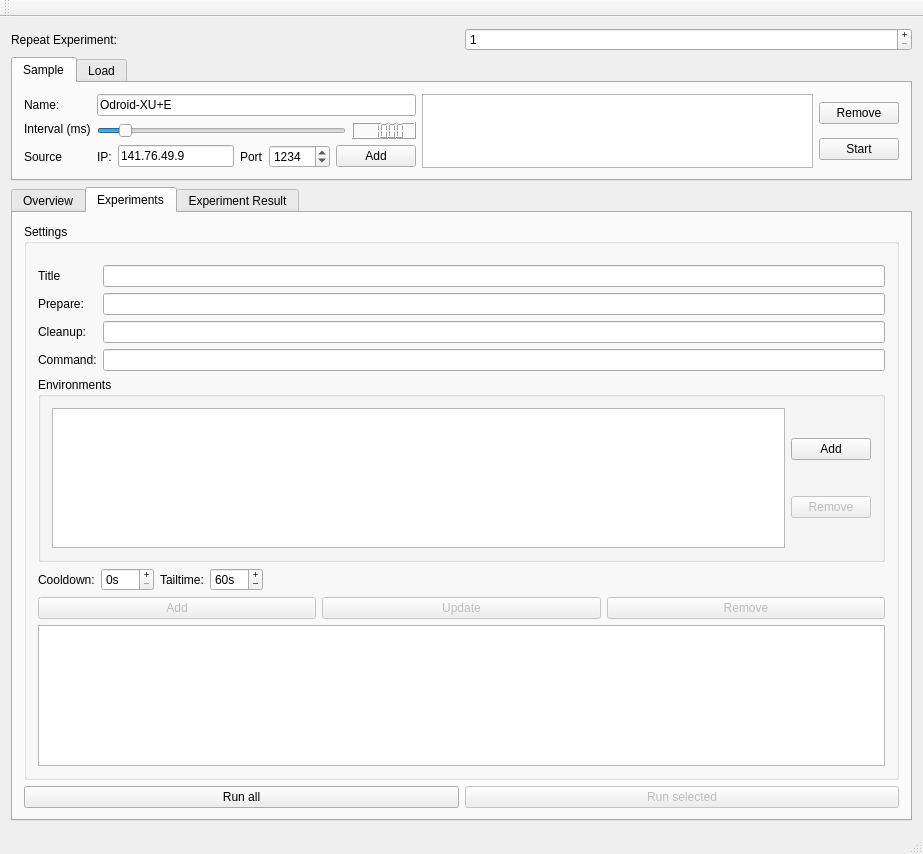
The window that odroidreader.ui (TUD-OS/OdroidReader) describes before a commit, drawn with Qt 5.
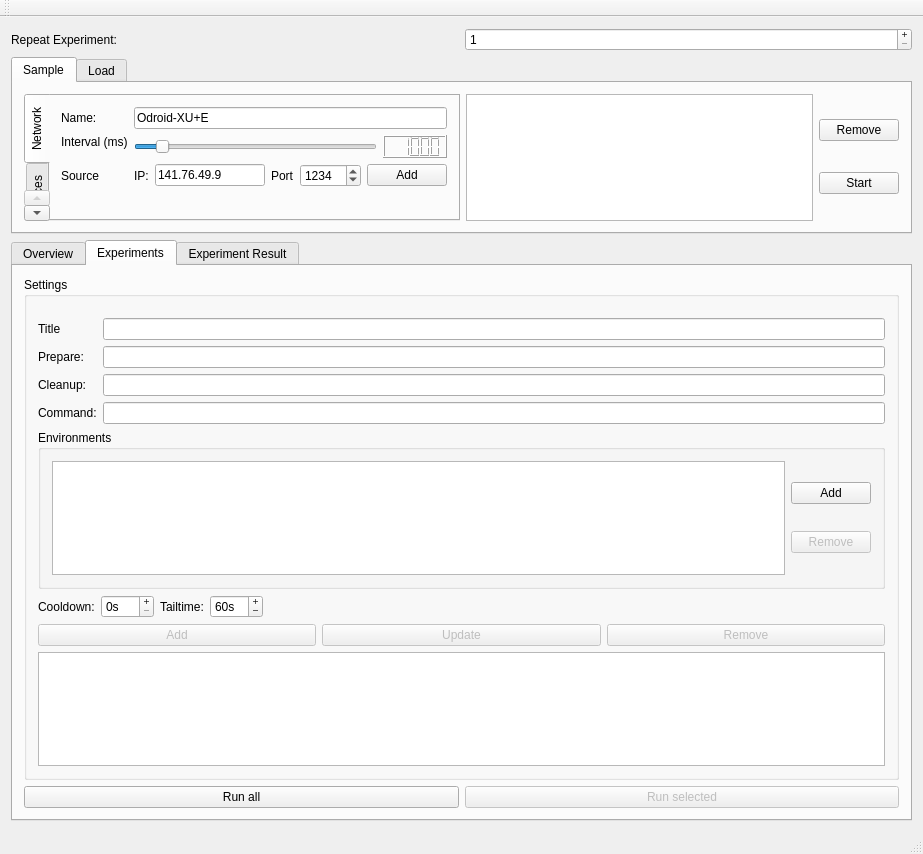
The same window after the commit. Icons and pictures are not drawn. Custom widgets are drawn as their Qt base class.

Commit message: Evaluation works again as before Initial Support for device source

```diff
--- a/odroidreader.ui
+++ b/odroidreader.ui
@@ -53,6 +53,23 @@
        </attribute>
        <layout class="QHBoxLayout" name="horizontalLayout_2">
         <item>
+         <widget class="QTabWidget" name="sourceType">
+          <property name="sizePolicy">
+           <sizepolicy hsizetype="Expanding" vsizetype="Preferred">
+            <horstretch>0</horstretch>
+            <verstretch>0</verstretch>
+           </sizepolicy>
+          </property>
+          <property name="tabPosition">
+           <enum>QTabWidget::West</enum>
+          </property>
+          <property name="currentIndex">
+           <number>0</number>
+          </property>
+          <widget class="QWidget" name="tab">
+           <attribute name="title">
+            <string>Network</string>
+           </attribute>
          <layout class="QFormLayout" name="formLayout">
           <item row="0" column="0">
            <widget class="QLabel" name="label_7">
@@ -184,6 +201,13 @@
            </layout>
           </item>
          </layout>
+          </widget>
+          <widget class="QWidget" name="tab_2">
+           <attribute name="title">
+            <string>Devices</string>
+           </attribute>
+          </widget>
+         </widget>
         </item>
         <item>
          <widget class="QListWidget" name="sourceList">
```
Lines whose indentation alone changed are shown as unchanged. The commit also changes 15 other files.
